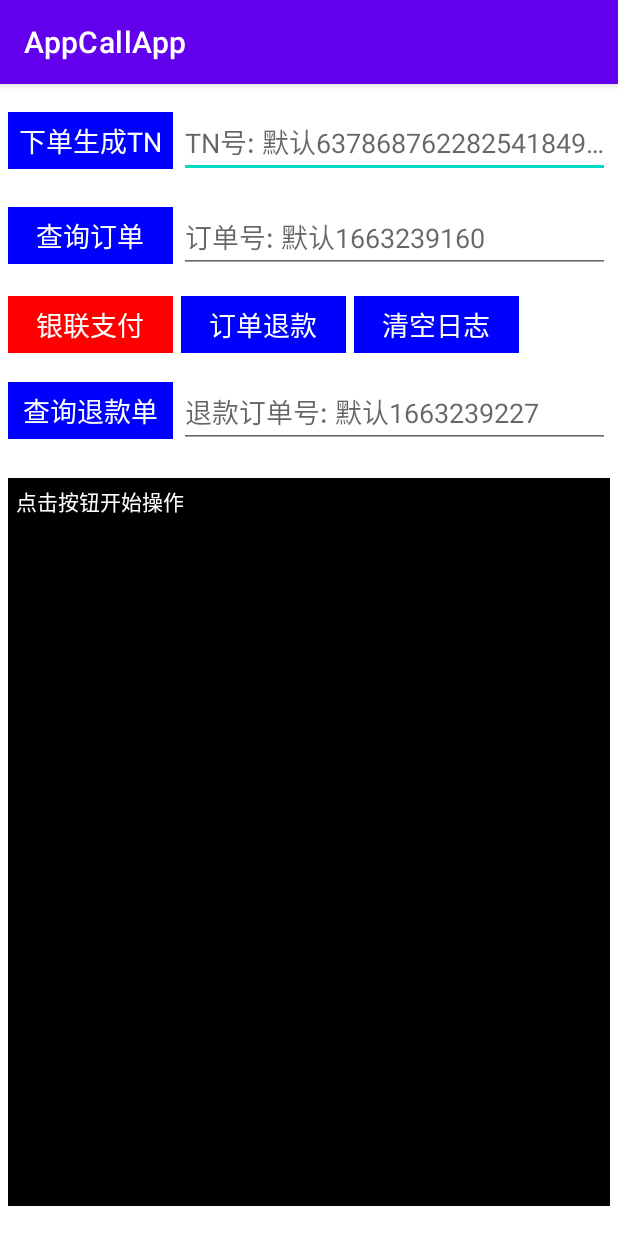
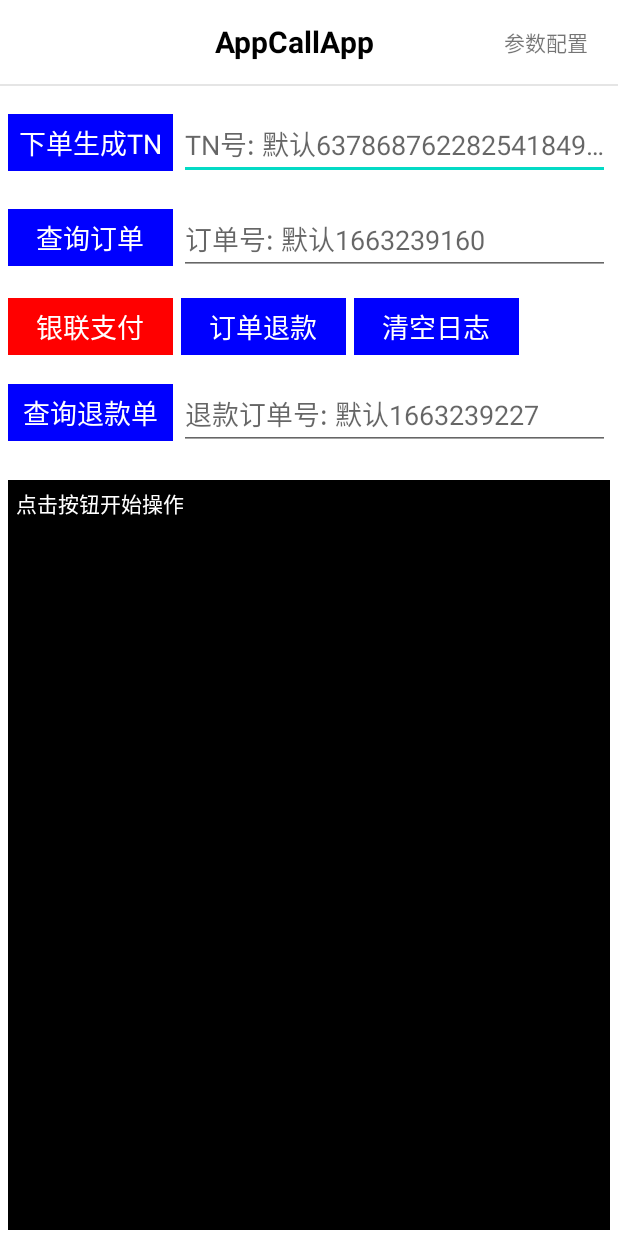
Before and after one commit to NoFamishBelly/MyProxy, an Android app: the screen it shows after launch (AppCallAppActivity), on a phone screen of 412 x 824 dp. Run offline under Robolectric (Android 15) with nearby library versions, the phone set to English and light mode, and no system bars; libraries missing offline, so code that uses them is left out: com.unionpay.

Commit message:
toolBar/滑动冲突

```diff
--- a/app/src/main/java/com/example/appcappappdemo/aca/activity/AppCallAppActivity.kt
+++ b/app/src/main/java/com/example/appcappappdemo/aca/activity/AppCallAppActivity.kt
@@ -3,6 +3,7 @@ package com.example.appcappappdemo.aca.activity
 import android.content.Intent
 import android.text.TextUtils
 import android.text.method.ScrollingMovementMethod
+import android.view.MotionEvent
 import android.view.View
 import android.widget.TextView
 import com.example.appcappappdemo.R
@@ -21,7 +22,7 @@ import com.unionpay.UPPayAssistEx
 
 
 class AppCallAppActivity : BaseAbstractActivity<AppCallAppContract.Presenter>(),
-    AppCallAppContract.View, View.OnClickListener {
+    AppCallAppContract.View, View.OnClickListener, View.OnTouchListener {
 
     override fun getLayoutId() = R.layout.act_app_call_app
 
@@ -49,12 +50,28 @@ class AppCallAppActivity : BaseAbstractActivity<AppCallAppContract.Presenter>(),
 
     private lateinit var mTvDisplay: TextView
 
+    private var y1 = 1f
+
 
     private var mTn: String = ""
     private val mDisplayStringBuilder = StringBuilder("")
 
     override fun init() {
+        initToolBar()
         initView()
+    }
+
+
+    private fun initToolBar() {
+        setToolBarTitle(getString(R.string.string_tool_bar))
+
+        val rightText = TextView(this)
+        rightText.text = getString(R.string.string_tool_bar_param)
+
+        val toolBarRightView = getToolBarRightLayout()
+        toolBarRightView?.let {
+            it.addView(rightText)
+        }
     }
 
 
@@ -74,6 +91,7 @@ class AppCallAppActivity : BaseAbstractActivity<AppCallAppContract.Presenter>(),
 
         mTvDisplay = findViewById(R.id.id_tv_display)
         mTvDisplay.movementMethod = ScrollingMovementMethod.getInstance()
+        mTvDisplay.setOnTouchListener(this)
 
 
         mBtnPay.setOnClickListener(this)
@@ -88,6 +106,65 @@ class AppCallAppActivity : BaseAbstractActivity<AppCallAppContract.Presenter>(),
 
         mBtnRefundQuery.setOnClickListener(this)
         mEtRefundQuery.setOnClickListener(this)
+    }
+
+
+    override fun onTouch(p0: View?, p1: MotionEvent?): Boolean {
+        p1?.let { event ->
+            p0?.let { v ->
+                if (event.action === MotionEvent.ACTION_DOWN) {
+                    //按下去第一个Y坐标
+                    y1 = event.y
+                    //通知父控件不要干扰
+                    v.parent.requestDisallowInterceptTouchEvent(true)
+                }
+                if (event.action === MotionEvent.ACTION_MOVE) {
+                    if (y1 - event.y > 50) {
+                        v.parent
+                            .requestDisallowInterceptTouchEvent(
+                                canVerticalScroll(
+                                    v as TextView,
+                                    true
+                                )
+                            )
+                    } else if (event.y - y1 > 380) {
+                        v.parent
+                            .requestDisallowInterceptTouchEvent(
+                                canVerticalScroll(
+                                    v as TextView,
+                                    false
+                                )
+                            )
+                    }
+                }
+                if (event.action === MotionEvent.ACTION_UP) {
+                    v.parent.requestDisallowInterceptTouchEvent(false)
+                }
+            }
+        }
+        return false
+    }
+
+
+    /**
+     * @param view 滑动的TextView
+     * @param flag true 向上滑动 false 向下滑动
+     * @return
+     */
+    private fun canVerticalScroll(view: TextView, flag: Boolean): Boolean {
+        //滚动的距离
+        val scrollY = view.scrollY
+        //控件内容的总高度
+        val scrollRange = view.layout.height
+        //控件实际显示的高度
+        val scrollExtent = view.height - view.compoundPaddingTop - view.compoundPaddingBottom
+        //控件内容总高度与实际显示高度的差值
+        val scrollDifference = scrollRange - scrollExtent
+        return if (flag) {
+            scrollDifference != scrollY
+        } else {
+            scrollDifference == 0
+        }
     }
 
 
--- a/app/src/main/java/com/example/appcappappdemo/base/activity/BaseAbstractActivity.kt
+++ b/app/src/main/java/com/example/appcappappdemo/base/activity/BaseAbstractActivity.kt
@@ -5,12 +5,18 @@ import android.app.Activity
 import android.content.Context
 import android.os.Bundle
 import android.view.LayoutInflater
+import android.view.View
+import android.view.ViewGroup
+import android.widget.LinearLayout
+import android.widget.TextView
 import android.widget.Toast
 import androidx.appcompat.app.AppCompatActivity
+import androidx.appcompat.widget.Toolbar
 import com.example.appcappappdemo.R
 import com.example.appcappappdemo.base.dialog.LoadingDialog
 import com.example.appcappappdemo.base.presenter.BasePresenter
 import com.example.appcappappdemo.base.view.BaseView
+import com.example.appcappappdemo.utils.KotlinUtils
 import java.lang.reflect.ParameterizedType
 
 
@@ -19,21 +25,77 @@ abstract class BaseAbstractActivity<P : BasePresenter<*>> : AppCompatActivity()
 
     private var loadingDialog: LoadingDialog? = null
     protected var mPresenter: P? = null
-//    private var mUnBinder: Unbinder? = null
+
+    protected lateinit var mToolBarBase: Toolbar
+    protected lateinit var mToolBarTitle: TextView
+    protected lateinit var mToolBarRightLl: LinearLayout
 
 
     override fun onCreate(savedInstanceState: Bundle?) {
         super.onCreate(savedInstanceState)
         if (getLayoutId() != 0) {
-            val inflater = LayoutInflater.from(this)
-            val baseView = inflater.inflate(getLayoutId(), null)
-            setContentView(baseView)
+            configView()
             initPresenter()
-//            //BindView
-//            mUnBinder = ButterKnife.bind(this)
             init()
         }
     }
+
+
+    private fun configView() {
+        val inflater = LayoutInflater.from(this)
+        val baseView = inflater.inflate(getLayoutId(), null)
+        if (notUseToolBar()) {
+            //不使用统一toolBar
+            setContentView(baseView)
+        } else {
+            //使用统一toolBar
+            val lpParent = LinearLayout(this)
+            lpParent.orientation = LinearLayout.VERTICAL
+            val toolbarView = inflater.inflate(R.layout.base_tool_bar, null)
+
+            initToolBar(toolbarView)
+            val screenWith = KotlinUtils.getScreenWidth(this)
+            toolbarView.layoutParams =
+                LinearLayout.LayoutParams(screenWith, ViewGroup.LayoutParams.WRAP_CONTENT)
+
+            lpParent.addView(toolbarView)
+            lpParent.addView(baseView)
+            setContentView(lpParent)
+        }
+    }
+
+
+    fun initToolBar(toolbarView: View) {
+        mToolBarBase = toolbarView.findViewById(R.id.toolbar_base)
+        mToolBarTitle = toolbarView.findViewById(R.id.toolbar_title)
+        mToolBarRightLl = toolbarView.findViewById(R.id.toolbar_right_fl)
+
+
+        supportActionBar?.let {
+            it.hide()
+        }
+
+//        mToolBarBase?.let {
+//            setSupportActionBar(it)
+//        }
+//        supportActionBar?.let {
+//            it.setDisplayShowTitleEnabled(false)
+//            it.elevation = 1f
+//        }
+    }
+
+
+    protected fun notUseToolBar() = false
+
+
+    protected fun setToolBarTitle(title: String) {
+        mToolBarTitle?.let {
+            it.text = title
+        }
+    }
+
+
+    protected fun getToolBarRightLayout() = mToolBarRightLl
 
 
     /**
@@ -139,9 +201,6 @@ abstract class BaseAbstractActivity<P : BasePresenter<*>> : AppCompatActivity()
             presenter.detachView()
             mPresenter = null
         }
-//        mUnBinder?.let {
-//            it.unbind()
-//        }
     }
 
 
--- a/app/src/main/java/com/example/appcappappdemo/utils/KotlinUtils.kt
+++ b/app/src/main/java/com/example/appcappappdemo/utils/KotlinUtils.kt
@@ -1,5 +1,6 @@
 package com.example.appcappappdemo.utils
 
+import android.content.Context
 import com.google.gson.Gson
 import com.google.gson.JsonObject
 
@@ -62,4 +63,16 @@ object KotlinUtils {
         return ""
     }
 
+
+    fun getScreenWidth(context: Context): Int {
+        val dm = context.resources.displayMetrics
+        return dm.widthPixels
+    }
+
+
+    fun dp2px(dp: Float, context: Context): Int {
+        val scale: Float = context.resources.displayMetrics.density
+        return (dp * scale + 0.5f).toInt()
+    }
+
 }
--- a/app/src/main/res/layout/act_app_call_app.xml
+++ b/app/src/main/res/layout/act_app_call_app.xml
@@ -9,6 +9,16 @@
     android:orientation="vertical"
     tools:context=".aca.activity.AppCallAppActivity">
 
+    <View
+        android:layout_width="match_parent"
+        android:layout_height="1dp"
+        android:background="@color/line_color_gray" />
+
+
+    <androidx.core.widget.NestedScrollView
+        android:layout_width="match_parent"
+        android:layout_height="match_parent"
+        android:fillViewport="true">
 
         <androidx.constraintlayout.widget.ConstraintLayout
             android:layout_width="match_parent"
@@ -190,7 +200,7 @@
             <TextView
                 android:id="@+id/id_tv_display"
                 android:layout_width="match_parent"
-            android:layout_height="0dp"
+                android:layout_height="500dp"
                 android:layout_marginLeft="5dp"
                 android:layout_marginTop="20dp"
                 android:layout_marginRight="5dp"
@@ -209,5 +219,7 @@
 
         </androidx.constraintlayout.widget.ConstraintLayout>
 
+    </androidx.core.widget.NestedScrollView>
+
 
 </LinearLayout>
--- /dev/null
+++ b/app/src/main/res/layout/base_tool_bar.xml
@@ -0,0 +1,33 @@
+<?xml version="1.0" encoding="utf-8"?>
+<androidx.appcompat.widget.Toolbar xmlns:android="http://schemas.android.com/apk/res/android"
+    xmlns:app="http://schemas.android.com/apk/res-auto"
+    android:id="@+id/toolbar_base"
+    android:layout_width="match_parent"
+    android:layout_height="@dimen/ToolBarHeight"
+    android:paddingLeft="15dp"
+    app:contentInsetStartWithNavigation="0dp">
+
+    <TextView
+        android:id="@+id/toolbar_title"
+        android:layout_width="wrap_content"
+        android:layout_height="match_parent"
+        android:layout_centerHorizontal="true"
+        android:layout_gravity="center"
+        android:layout_marginRight="20dp"
+        android:gravity="center"
+        android:textColor="@color/black"
+        android:textSize="20sp"
+        android:textStyle="bold" />
+
+    <LinearLayout
+        android:id="@+id/toolbar_right_fl"
+        android:layout_width="wrap_content"
+        android:layout_height="?attr/actionBarSize"
+        android:layout_gravity="end|center"
+        android:layout_marginRight="20dp"
+        android:background="@null"
+        android:gravity="center"
+        android:orientation="horizontal" />
+
+
+</androidx.appcompat.widget.Toolbar>
--- a/app/src/main/res/values/colors.xml
+++ b/app/src/main/res/values/colors.xml
@@ -9,6 +9,7 @@
     <color name="white">#FFFFFFFF</color>
 
 
+    <color name="line_color_gray">#1A000000</color>
 
     <color name="transparent">#00000000</color><!--透明色-->
     <color name="colorYang">#FFE2C59B</color><!--羊皮纸色-->
--- /dev/null
+++ b/app/src/main/res/values/dimens.xml
@@ -0,0 +1,3 @@
+<resources>
+    <dimen name="ToolBarHeight">44dp</dimen>
+</resources>
--- a/app/src/main/res/values/strings.xml
+++ b/app/src/main/res/values/strings.xml
@@ -16,4 +16,7 @@
     <string name="string_clear_log">清空日志</string>
     <string name="string_loading">加载中...</string>
 
+    <string name="string_tool_bar">AppCallApp</string>
+    <string name="string_tool_bar_param">参数配置</string>
+
 </resources>
```
Also changed, not shown: app/src/main/res/layout/act_base.xml (added, +8 -0 lines). Lines whose indentation alone changed are shown as unchanged.
